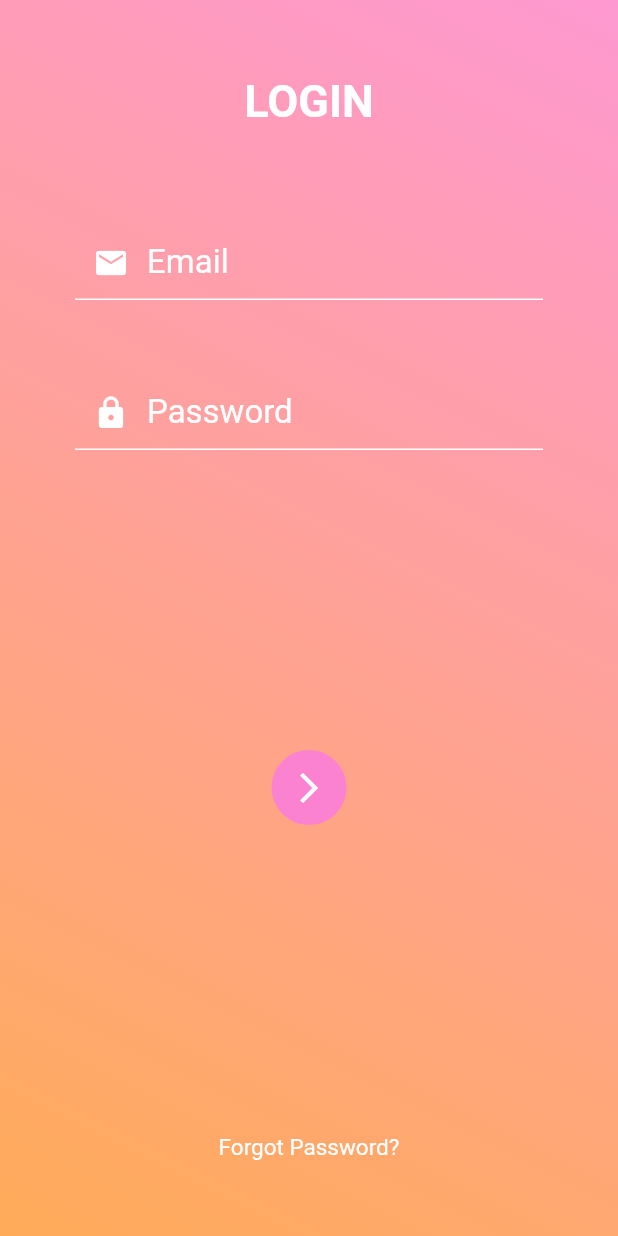
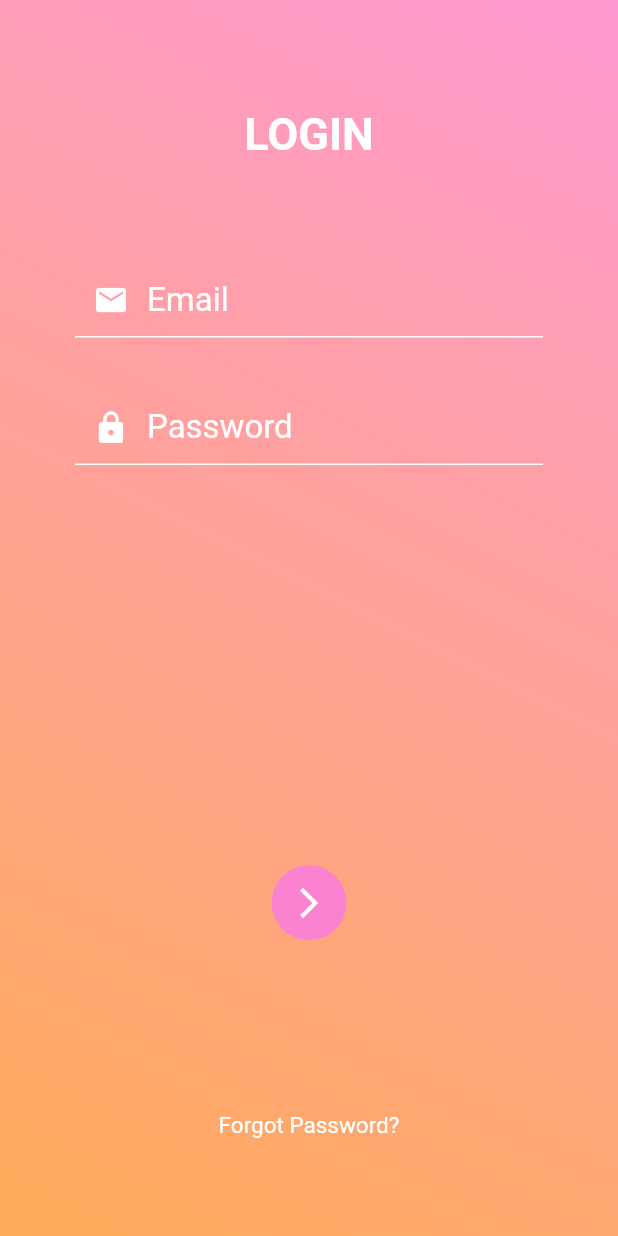
Before and after one commit to Omine100/Thirty, a Flutter app: the screen it shows after launch, after a tap on "LOGIN", on a phone screen of 412 x 824 dp. Run offline on Flutter 3.47's test engine with Material 2 defaults, Android fonts, the phone set to English and light mode, and no system bars; our stand-ins replace cloud_firestore, firebase_auth; accounts and stored records are empty.

Commit message:
login.dart update
I think up next is home.dart

I want to add some more things to login.dart and forgotPassword.dart, but I can do that in a while

I just have no idea how I want to actually do the home screen, so this may be a little hard

```diff
--- a/thirty_1.0/thirty/lib/pages/login.dart
+++ b/thirty_1.0/thirty/lib/pages/login.dart
@@ -183,7 +183,7 @@ class _LoginScreenState extends State<LoginScreen> {
           child: Stack(
             children: [
               Positioned(
-                  top: 50,
+                  top: themes.getPosition(context, true, "loginTitlePosition"),
                   child: interfaceStandards.parentCenter(
                     context,
                     Text(
@@ -206,7 +206,7 @@ class _LoginScreenState extends State<LoginScreen> {
                       !widget.isSignIn
                           ? Padding(
                               padding: EdgeInsets.only(
-                                  left: 50, right: 50, top: 150),
+                                  left: 50, right: 50, top: 175),
                               child: interfaceStandards.parentCenter(
                                   context, showInput(context, "Name")),
                             )
@@ -215,12 +215,12 @@ class _LoginScreenState extends State<LoginScreen> {
                         padding: EdgeInsets.only(
                             left: 50,
                             right: 50,
-                            top: widget.isSignIn ? 150 : 50),
+                            top: widget.isSignIn ? 175 : 35),
                         child: interfaceStandards.parentCenter(
                             context, showInput(context, "Email")),
                       ),
                       Padding(
-                        padding: EdgeInsets.only(left: 50, right: 50, top: 50),
+                        padding: EdgeInsets.only(left: 50, right: 50, top: 35),
                         child: interfaceStandards.parentCenter(
                             context, showInput(context, "Password")),
                       ),
@@ -229,7 +229,8 @@ class _LoginScreenState extends State<LoginScreen> {
                 ),
               ),
               Positioned(
-                top: 500,
+                top: themes.getPosition(
+                    context, true, "loginProgressionButtonPosition"),
                 child: interfaceStandards.parentCenter(
                     context,
                     GestureDetector(
@@ -240,7 +241,8 @@ class _LoginScreenState extends State<LoginScreen> {
                     )),
               ),
               Positioned(
-                bottom: 50,
+                top: themes.getPosition(
+                    context, true, "loginForgotPasswordButtonPosition"),
                 child: GestureDetector(
                   onTap: () {
                     Navigator.push(
--- a/thirty_1.0/thirty/lib/standards/themes.dart
+++ b/thirty_1.0/thirty/lib/standards/themes.dart
@@ -22,7 +22,7 @@ extension CustomColorScheme on ColorScheme {
   Color get loginForgotPasswordButtonTextColor => const Color(0xFFFFFFFF);
 
   Color get forgotPasswordTitleColor => const Color(0xFFFFFFFF);
-  Color get forgotPasswordTextInputColor => const Color(0xFFEEEEEE);
+  Color get forgotPasswordTextInputColor => const Color(0xFFFFFFFF);
   Color get forgotPasswordResetColor => const Color(0xFFFFFFFF);
 }
 
@@ -36,7 +36,7 @@ extension CustomFontSizes on TextTheme {
   double get loginErrorMessageFontSize => 13.0;
   double get loginForgotPasswordButtonTextFontSize => 15.0;
 
-  double get forgotPaswordTitleFontSize => 37.0;
+  double get forgotPaswordTitleFontSize => 30.0;
   double get forgotPasswordTextInputFontSize => 22.0;
   double get forgotPasswordResetFontSize => 24.0;
 }
@@ -115,6 +115,12 @@ extension CustomPositions on MaterialTapTargetSize {
       case "loginTitlePosition":
         return isTop ? 0.0876 : null;
         break;
+      case "loginProgressionButtonPosition":
+        return isTop ? 0.7 : null;
+        break;
+      case "loginForgotPasswordButtonPosition":
+        return isTop ? 0.9 : null;
+        break;
 
       case "forgotPasswordTitlePosition":
         return isTop ? 0.325 : 0.15;
```
Also changed, not shown: thirty_1.0/thirty/lib/pages/forgotPassword.dart (+6 -4 lines).
